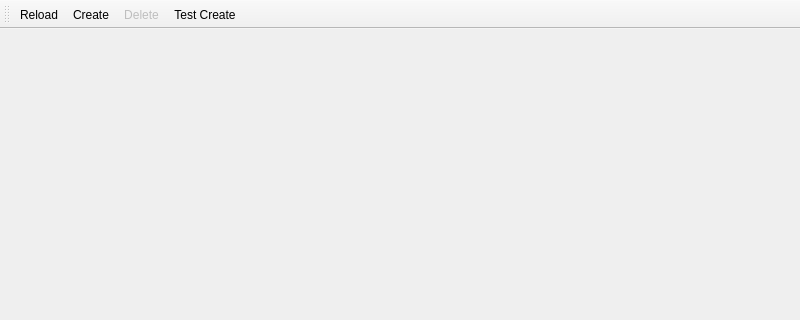
Qt form src/applications/timeline_app/main.ui (dns-gh/oodevs) before a commit; both pictures show x 0 to 800 and y 0 to 320 of the 800 by 600 pixel window.
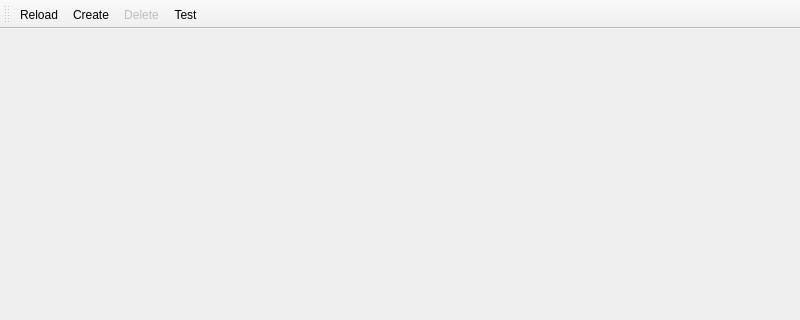
The same form after that commit.

```diff
--- a/src/applications/timeline_app/main.ui
+++ b/src/applications/timeline_app/main.ui
@@ -40,7 +40,7 @@
    <addaction name="actionReload"/>
    <addaction name="actionCreate"/>
    <addaction name="actionDelete"/>
-   <addaction name="actionTestCreate"/>
+   <addaction name="actionTest"/>
   </widget>
   <widget class="QStatusBar" name="statusBar"/>
   <action name="actionReload">
@@ -61,9 +61,9 @@
     <string>Delete</string>
    </property>
   </action>
-  <action name="actionTestCreate">
+  <action name="actionTest">
    <property name="text">
-    <string>Test Create</string>
+    <string>Test</string>
    </property>
   </action>
  </widget>
```
